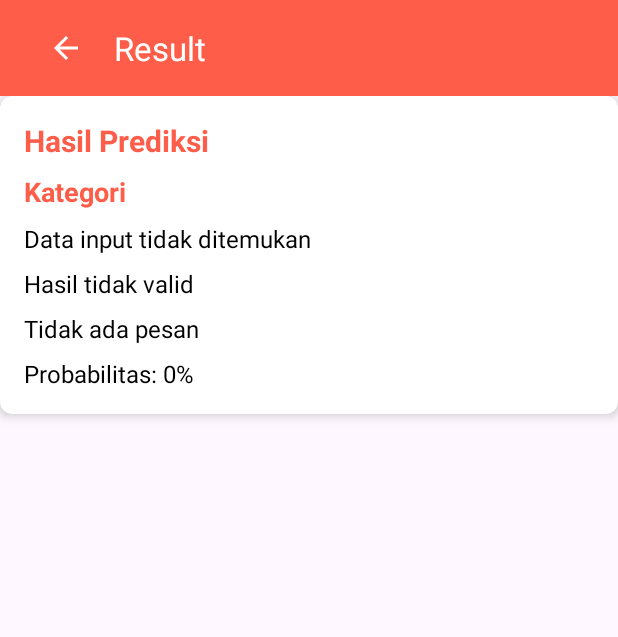
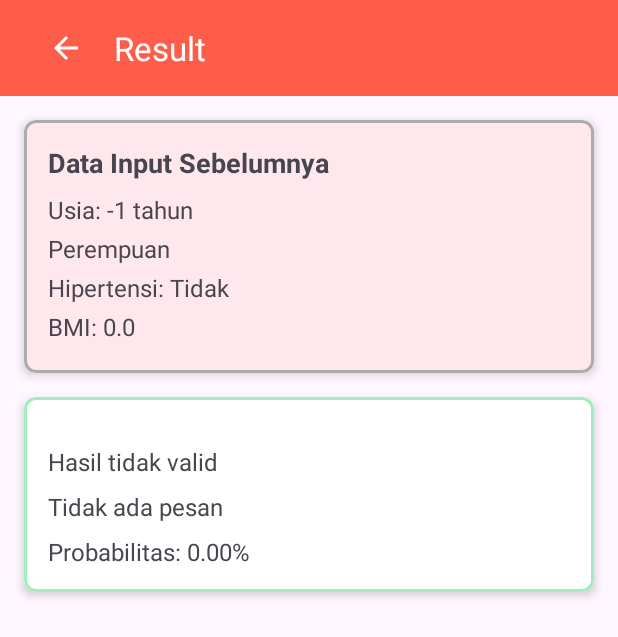
Before and after one commit to DiaCheck-C242-PS207/DiaCheck-MD, an Android app: the DetailActivity screen opened directly, with no data from a screen before it, on a phone screen of 412 x 824 dp. Shown: the top 637 px of the screen. Run offline under Robolectric (Android 15) with nearby library versions, the phone set to English and light mode, and no system bars; our stand-ins replace CircleImageView; network calls fail.

Commit message:
Update UI DetailActivity

```diff
--- a/app/src/main/java/com/project/diacheck/ui/detail/DetailActivity.kt
+++ b/app/src/main/java/com/project/diacheck/ui/detail/DetailActivity.kt
@@ -1,5 +1,6 @@
 package com.project.diacheck.ui.detail
 
+import android.annotation.SuppressLint
 import android.os.Bundle
 import android.util.Log
 import android.widget.TextView
@@ -12,27 +13,41 @@ import com.project.diacheck.databinding.ActivityDetailBinding
 import com.project.diacheck.ml.DiabetesClassifierHelper
 import com.project.diacheck.ui.ViewModelFactory
 import com.project.diacheck.ui.form.FormViewModel
+import com.google.android.material.card.MaterialCardView
 
 class DetailActivity : AppCompatActivity() {
     private lateinit var binding: ActivityDetailBinding
-    private lateinit var diabetesClassifier: DiabetesClassifierHelper
+//    private lateinit var diabetesClassifier: DiabetesClassifierHelper
     private lateinit var formViewModel: FormViewModel
 
+    @SuppressLint("DefaultLocale")
     override fun onCreate(savedInstanceState: Bundle?) {
         super.onCreate(savedInstanceState)
 
         binding = ActivityDetailBinding.inflate(layoutInflater)
         setContentView(binding.root)
 
-        // Ambil data dari Intent
+        // Ambil data input dari Intent
+        val age = intent.getFloatExtra("input_age", -1f).toInt()
+        val gender = intent.getFloatExtra("input_gender", 0f)
+        val hypertension = intent.getBooleanExtra("input_hypertension", false)
+        val bmi = intent.getFloatExtra("input_bmi", 0f)
+
+        // Atur teks di cardInput
+        binding.textViewInputAge.text = "Usia: $age tahun"
+        binding.textViewInputGender.text = if (gender == 1f) "Laki-laki" else "Perempuan"
+        binding.textViewInputHypertension.text = "Hipertensi: ${if (hypertension) "Ya" else "Tidak"}"
+        binding.textViewInputBMI.text = "BMI: $bmi"
+
         val prediction = intent.getIntExtra("prediction", -1)
         val predictionMessage = intent.getStringExtra("prediction_message")
         val predictionProbability = intent.getFloatExtra("prediction_probability", 0f)
+        val formattedProbability = String.format("%.2f", predictionProbability)
 
-        // Tampilkan hasil ke UI
         val textViewPrediction = findViewById<TextView>(R.id.textViewPrediction)
         val textViewMessage = findViewById<TextView>(R.id.textViewMessage)
         val textViewProbability = findViewById<TextView>(R.id.textViewProbability)
+        val cardPrediction = findViewById<MaterialCardView>(R.id.cardPrediction)
 
         val predictionResult = if (prediction == 1) {
             "Terdeteksi diabetes"
@@ -42,95 +57,103 @@ class DetailActivity : AppCompatActivity() {
             "Hasil tidak valid"
         }
 
-// Set nilai ke TextView
         textViewPrediction.text = predictionResult
         textViewMessage.text = predictionMessage ?: "Tidak ada pesan"
-        textViewProbability.text = "Probabilitas: ${predictionProbability.toInt()}%"
+        textViewProbability.text = "Probabilitas: ${formattedProbability}%"
 
-        diabetesClassifier = DiabetesClassifierHelper(this)
+        val strokeColor = when {
+            predictionProbability in 0f..20f -> R.color.light_green
+            predictionProbability in 21f..50f -> R.color.light_yellow
+            predictionProbability in 51f..100f -> R.color.light_red
+            else -> R.color.gray
+        }
+
+        cardPrediction.setStrokeColor(ContextCompat.getColor(this, strokeColor))
+
+//        diabetesClassifier = DiabetesClassifierHelper(this)
 
         val factory = ViewModelFactory.getInstance(applicationContext)
         formViewModel = ViewModelProvider(this, factory).get(FormViewModel::class.java)
 
-        val inputData = intent.getFloatArrayExtra("PREDICTION_INPUT")
-        val formId = intent.getIntExtra(EXTRA_FORM_ID, 0)
-
-        if (formId != 0) {
-            formViewModel.getHistoryById(formId)
-            formViewModel.historyDetail.observe(this) { result ->
-                when (result) {
-                    is Result.Success -> {
-                        val history = result.data
-                        val predictionInputData = floatArrayOf(
-                            history.gender.toFloat(),
-                            history.age.toFloat(),
-                            history.hypertension.toFloat(),
-                            history.heartDisease.toFloat(),
-                            history.bmi,
-                            history.hbA1c,
-                            history.bloodGlucose
-                        )
-
-                        val predictionResult = diabetesClassifier.predict(predictionInputData)
-
-                        val predictionPercentage =
-                            predictionResult.replace("%", "").toIntOrNull() ?: 0
-
-                        val (category, explanation) = when {
-                            predictionPercentage in 0..10 -> "Tidak Berpotensi Diabetes" to "Risiko sangat rendah untuk terkena diabetes. Pola hidup sehat disarankan untuk mempertahankan kondisi ini."
-                            predictionPercentage in 11..20 -> "Tidak Berpotensi Diabetes" to "Risiko rendah. Terus pertahankan gaya hidup sehat, termasuk pola makan dan olahraga teratur."
-                            predictionPercentage in 21..30 -> "Kemungkinan Diabetes" to "Risiko mulai meningkat. Disarankan untuk melakukan pemeriksaan lebih lanjut dan menjaga pola makan yang seimbang."
-                            predictionPercentage in 31..40 -> "Kemungkinan Diabetes" to "Risiko sedang. Perlu konsultasi dengan dokter untuk mendapatkan rekomendasi terkait gaya hidup dan pengawasan kesehatan."
-                            predictionPercentage in 41..50 -> "Diabetes Ringan" to "Tanda-tanda awal diabetes terlihat. Anda perlu menjaga pola makan dan melakukan pemeriksaan rutin untuk menghindari komplikasi."
-                            predictionPercentage in 51..60 -> "Diabetes Ringan" to "Risiko diabetes semakin nyata. Disarankan untuk memonitor kadar gula darah secara rutin dan mengikuti saran medis."
-                            predictionPercentage in 61..70 -> "Diabetes Sedang" to "Terdapat gejala awal diabetes yang cukup signifikan. Pemeriksaan lebih lanjut dan perubahan gaya hidup sangat diperlukan."
-                            predictionPercentage in 71..80 -> "Diabetes Berat" to "Risiko tinggi terkena diabetes kronis. Anda harus segera berkonsultasi dengan dokter untuk pengelolaan penyakit yang tepat."
-                            predictionPercentage in 81..90 -> "Diabetes Berat" to "Kemungkinan besar diabetes sudah ada. Perawatan medis segera diperlukan untuk mencegah komplikasi lebih lanjut."
-                            predictionPercentage in 91..100 -> "Diabetes Kronis" to "Kondisi diabetes sudah sangat serius. Anda perlu segera mendapatkan pengobatan dan perawatan jangka panjang."
-                            else -> "Invalid Result" to "Data tidak valid. Silakan coba lagi."
-                        }
-
-                        binding.tvResult.text = "Hasil Prediksi: $predictionResult"
-                        binding.tvCategory.text = "Kategori: $category"
-                        binding.tvExplanation.text = "Penjelasan: $explanation"
-                    }
-
-                    is Result.Error -> {
-                        Log.e("DetailActivity", "Error: Data is invalid")
-                    }
-
-                    is Result.Loading -> {
-
-                    }
-                }
-            }
-        }
-
-        if (inputData != null) {
-            val predictionResult = diabetesClassifier.predict(inputData)
-
-            val predictionPercentage = predictionResult.replace("%", "").toIntOrNull() ?: 0
-
-            val (category, explanation) = when {
-                predictionPercentage in 0..10 -> "Tidak Berpotensi Diabetes" to "Risiko sangat rendah untuk terkena diabetes. Pola hidup sehat disarankan untuk mempertahankan kondisi ini."
-                predictionPercentage in 11..20 -> "Tidak Berpotensi Diabetes" to "Risiko rendah. Terus pertahankan gaya hidup sehat, termasuk pola makan dan olahraga teratur."
-                predictionPercentage in 21..30 -> "Kemungkinan Diabetes" to "Risiko mulai meningkat. Disarankan untuk melakukan pemeriksaan lebih lanjut dan menjaga pola makan yang seimbang."
-                predictionPercentage in 31..40 -> "Kemungkinan Diabetes" to "Risiko sedang. Perlu konsultasi dengan dokter untuk mendapatkan rekomendasi terkait gaya hidup dan pengawasan kesehatan."
-                predictionPercentage in 41..50 -> "Diabetes Ringan" to "Tanda-tanda awal diabetes terlihat. Anda perlu menjaga pola makan dan melakukan pemeriksaan rutin untuk menghindari komplikasi."
-                predictionPercentage in 51..60 -> "Diabetes Ringan" to "Risiko diabetes semakin nyata. Disarankan untuk memonitor kadar gula darah secara rutin dan mengikuti saran medis."
-                predictionPercentage in 61..70 -> "Diabetes Sedang" to "Terdapat gejala awal diabetes yang cukup signifikan. Pemeriksaan lebih lanjut dan perubahan gaya hidup sangat diperlukan."
-                predictionPercentage in 71..80 -> "Diabetes Berat" to "Risiko tinggi terkena diabetes kronis. Anda harus segera berkonsultasi dengan dokter untuk pengelolaan penyakit yang tepat."
-                predictionPercentage in 81..90 -> "Diabetes Berat" to "Kemungkinan besar diabetes sudah ada. Perawatan medis segera diperlukan untuk mencegah komplikasi lebih lanjut."
-                predictionPercentage in 91..100 -> "Diabetes Kronis" to "Kondisi diabetes sudah sangat serius. Anda perlu segera mendapatkan pengobatan dan perawatan jangka panjang."
-                else -> "Invalid Result" to "Data tidak valid. Silakan coba lagi."
-            }
-
-            binding.tvResult.text = "Hasil Prediksi: $predictionResult"
-            binding.tvCategory.text = "Kategori: $category"
-            binding.tvExplanation.text = "Penjelasan: $explanation"
-        } else {
-            binding.tvExplanation.text = "Data input tidak ditemukan"
-        }
+//        val inputData = intent.getFloatArrayExtra("PREDICTION_INPUT")
+//        val formId = intent.getIntExtra(EXTRA_FORM_ID, 0)
+//
+//        if (formId != 0) {
+//            formViewModel.getHistoryById(formId)
+//            formViewModel.historyDetail.observe(this) { result ->
+//                when (result) {
+//                    is Result.Success -> {
+//                        val history = result.data
+//                        val predictionInputData = floatArrayOf(
+//                            history.gender.toFloat(),
+//                            history.age.toFloat(),
+//                            history.hypertension.toFloat(),
+//                            history.heartDisease.toFloat(),
+//                            history.bmi,
+//                            history.hbA1c,
+//                            history.bloodGlucose
+//                        )
+//
+//                        val predictionResult = diabetesClassifier.predict(predictionInputData)
+//
+//                        val predictionPercentage =
+//                            predictionResult.replace("%", "").toIntOrNull() ?: 0
+//
+//                        val (category, explanation) = when {
+//                            predictionPercentage in 0..10 -> "Tidak Berpotensi Diabetes" to "Risiko sangat rendah untuk terkena diabetes. Pola hidup sehat disarankan untuk mempertahankan kondisi ini."
+//                            predictionPercentage in 11..20 -> "Tidak Berpotensi Diabetes" to "Risiko rendah. Terus pertahankan gaya hidup sehat, termasuk pola makan dan olahraga teratur."
+//                            predictionPercentage in 21..30 -> "Kemungkinan Diabetes" to "Risiko mulai meningkat. Disarankan untuk melakukan pemeriksaan lebih lanjut dan menjaga pola makan yang seimbang."
+//                            predictionPercentage in 31..40 -> "Kemungkinan Diabetes" to "Risiko sedang. Perlu konsultasi dengan dokter untuk mendapatkan rekomendasi terkait gaya hidup dan pengawasan kesehatan."
+//                            predictionPercentage in 41..50 -> "Diabetes Ringan" to "Tanda-tanda awal diabetes terlihat. Anda perlu menjaga pola makan dan melakukan pemeriksaan rutin untuk menghindari komplikasi."
+//                            predictionPercentage in 51..60 -> "Diabetes Ringan" to "Risiko diabetes semakin nyata. Disarankan untuk memonitor kadar gula darah secara rutin dan mengikuti saran medis."
+//                            predictionPercentage in 61..70 -> "Diabetes Sedang" to "Terdapat gejala awal diabetes yang cukup signifikan. Pemeriksaan lebih lanjut dan perubahan gaya hidup sangat diperlukan."
+//                            predictionPercentage in 71..80 -> "Diabetes Berat" to "Risiko tinggi terkena diabetes kronis. Anda harus segera berkonsultasi dengan dokter untuk pengelolaan penyakit yang tepat."
+//                            predictionPercentage in 81..90 -> "Diabetes Berat" to "Kemungkinan besar diabetes sudah ada. Perawatan medis segera diperlukan untuk mencegah komplikasi lebih lanjut."
+//                            predictionPercentage in 91..100 -> "Diabetes Kronis" to "Kondisi diabetes sudah sangat serius. Anda perlu segera mendapatkan pengobatan dan perawatan jangka panjang."
+//                            else -> "Invalid Result" to "Data tidak valid. Silakan coba lagi."
+//                        }
+//
+//                        binding.tvResult.text = "Hasil Prediksi: $predictionResult"
+//                        binding.tvCategory.text = "Kategori: $category"
+//                        binding.tvExplanation.text = "Penjelasan: $explanation"
+//                    }
+//
+//                    is Result.Error -> {
+//                        Log.e("DetailActivity", "Error: Data is invalid")
+//                    }
+//
+//                    is Result.Loading -> {
+//
+//                    }
+//                }
+//            }
+//        }
+//
+//        if (inputData != null) {
+//            val predictionResult = diabetesClassifier.predict(inputData)
+//
+//            val predictionPercentage = predictionResult.replace("%", "").toIntOrNull() ?: 0
+//
+//            val (category, explanation) = when {
+//                predictionPercentage in 0..10 -> "Tidak Berpotensi Diabetes" to "Risiko sangat rendah untuk terkena diabetes. Pola hidup sehat disarankan untuk mempertahankan kondisi ini."
+//                predictionPercentage in 11..20 -> "Tidak Berpotensi Diabetes" to "Risiko rendah. Terus pertahankan gaya hidup sehat, termasuk pola makan dan olahraga teratur."
+//                predictionPercentage in 21..30 -> "Kemungkinan Diabetes" to "Risiko mulai meningkat. Disarankan untuk melakukan pemeriksaan lebih lanjut dan menjaga pola makan yang seimbang."
+//                predictionPercentage in 31..40 -> "Kemungkinan Diabetes" to "Risiko sedang. Perlu konsultasi dengan dokter untuk mendapatkan rekomendasi terkait gaya hidup dan pengawasan kesehatan."
+//                predictionPercentage in 41..50 -> "Diabetes Ringan" to "Tanda-tanda awal diabetes terlihat. Anda perlu menjaga pola makan dan melakukan pemeriksaan rutin untuk menghindari komplikasi."
+//                predictionPercentage in 51..60 -> "Diabetes Ringan" to "Risiko diabetes semakin nyata. Disarankan untuk memonitor kadar gula darah secara rutin dan mengikuti saran medis."
+//                predictionPercentage in 61..70 -> "Diabetes Sedang" to "Terdapat gejala awal diabetes yang cukup signifikan. Pemeriksaan lebih lanjut dan perubahan gaya hidup sangat diperlukan."
+//                predictionPercentage in 71..80 -> "Diabetes Berat" to "Risiko tinggi terkena diabetes kronis. Anda harus segera berkonsultasi dengan dokter untuk pengelolaan penyakit yang tepat."
+//                predictionPercentage in 81..90 -> "Diabetes Berat" to "Kemungkinan besar diabetes sudah ada. Perawatan medis segera diperlukan untuk mencegah komplikasi lebih lanjut."
+//                predictionPercentage in 91..100 -> "Diabetes Kronis" to "Kondisi diabetes sudah sangat serius. Anda perlu segera mendapatkan pengobatan dan perawatan jangka panjang."
+//                else -> "Invalid Result" to "Data tidak valid. Silakan coba lagi."
+//            }
+//
+//            binding.tvResult.text = "Hasil Prediksi: $predictionResult"
+//            binding.tvCategory.text = "Kategori: $category"
+//            binding.tvExplanation.text = "Penjelasan: $explanation"
+//        } else {
+//            binding.tvExplanation.text = "Data input tidak ditemukan"
+//        }
 
         val toolbar = findViewById<androidx.appcompat.widget.Toolbar>(R.id.toolbar)
         setSupportActionBar(toolbar)
--- a/app/src/main/java/com/project/diacheck/ui/profile/ProfileFragment.kt
+++ b/app/src/main/java/com/project/diacheck/ui/profile/ProfileFragment.kt
@@ -57,7 +57,6 @@ class ProfileFragment : Fragment() {
     override fun onCreate(savedInstanceState: Bundle?) {
         super.onCreate(savedInstanceState)
 
-        // Registrasi Permission Launcher
         permissionLauncher = registerForActivityResult(
             ActivityResultContracts.RequestPermission()
         ) { isGranted ->
--- a/app/src/main/res/layout/activity_detail.xml
+++ b/app/src/main/res/layout/activity_detail.xml
@@ -22,17 +22,18 @@
         android:paddingStart="16dp"
         android:paddingEnd="16dp" />
 
-    <!-- Prediction Result Card -->
-    <androidx.cardview.widget.CardView
-        android:id="@+id/cardPrediction"
+    <com.google.android.material.card.MaterialCardView
+        android:id="@+id/cardInput"
         android:layout_width="0dp"
         android:layout_height="wrap_content"
+        android:layout_margin="16dp"
         app:layout_constraintTop_toBottomOf="@id/toolbar"
         app:layout_constraintStart_toStartOf="parent"
         app:layout_constraintEnd_toEndOf="parent"
         app:cardCornerRadius="8dp"
         app:cardElevation="4dp"
-        app:cardBackgroundColor="@color/white">
+        app:strokeWidth="2dp"
+        app:strokeColor="@color/gray">
 
         <LinearLayout
             android:layout_width="match_parent"
@@ -40,35 +41,76 @@
             android:orientation="vertical"
             android:padding="16dp">
 
-            <!-- Prediction Text -->
             <TextView
-                android:id="@+id/tvResult"
                 android:layout_width="wrap_content"
                 android:layout_height="wrap_content"
-                android:text="Hasil Prediksi"
-                android:textSize="20sp"
-                android:textColor="@color/orange"
-                android:textStyle="bold" />
+                android:text="Data Input Sebelumnya"
+                android:textSize="18sp"
+                android:textStyle="bold"
+                android:layout_marginBottom="8dp" />
 
-            <!-- Category -->
             <TextView
-                android:id="@+id/tvCategory"
+                android:id="@+id/textViewInputAge"
                 android:layout_width="wrap_content"
                 android:layout_height="wrap_content"
-                android:text="Kategori"
-                android:textSize="18sp"
-                android:textColor="@color/orange"
-                android:layout_marginTop="8dp"
-                android:textStyle="bold" />
+                android:text="Usia: 30 tahun"
+                android:textSize="16sp"
+                android:layout_marginBottom="4dp" />
 
-            <!-- Explanation -->
             <TextView
-                android:id="@+id/tvExplanation"
+                android:id="@+id/textViewInputGender"
                 android:layout_width="wrap_content"
                 android:layout_height="wrap_content"
-                android:text="Penjelasan"
+                android:text="Jenis Kelamin: Laki-laki"
                 android:textSize="16sp"
-                android:textColor="@android:color/black"
+                android:layout_marginBottom="4dp" />
+
+            <TextView
+                android:id="@+id/textViewInputHypertension"
+                android:layout_width="wrap_content"
+                android:layout_height="wrap_content"
+                android:text="Hipertensi: Tidak"
+                android:textSize="16sp"
+                android:layout_marginBottom="4dp" />
+
+            <TextView
+                android:id="@+id/textViewInputBMI"
+                android:layout_width="wrap_content"
+                android:layout_height="wrap_content"
+                android:text="BMI: 25.0"
+                android:textSize="16sp"
+                android:layout_marginBottom="4dp" />
+        </LinearLayout>
+    </com.google.android.material.card.MaterialCardView>
+
+
+    <!-- Prediction Result Card -->
+    <com.google.android.material.card.MaterialCardView
+        android:id="@+id/cardPrediction"
+        style="@style/CardView"
+        android:layout_width="0dp"
+        android:layout_height="wrap_content"
+        android:layout_margin="16dp"
+        app:layout_constraintTop_toBottomOf="@id/cardInput"
+        app:layout_constraintStart_toStartOf="parent"
+        app:layout_constraintEnd_toEndOf="parent"
+        app:cardCornerRadius="8dp"
+        app:cardElevation="4dp"
+        app:strokeWidth="2dp"
+        app:strokeColor="@color/gray">
+
+        <LinearLayout
+            android:layout_width="match_parent"
+            android:layout_height="wrap_content"
+            android:orientation="vertical"
+            android:padding="16dp">
+
+            <ImageView
+                android:id="@+id/imageView"
+                android:layout_width="wrap_content"
+                android:layout_height="wrap_content"
+                android:text="Image"
+                android:textSize="16sp"
                 android:layout_marginTop="8dp" />
 
             <TextView
@@ -77,7 +119,6 @@
                 android:layout_height="wrap_content"
                 android:text="Penjelasan"
                 android:textSize="16sp"
-                android:textColor="@android:color/black"
                 android:layout_marginTop="8dp" />
 
             <TextView
@@ -86,7 +127,6 @@
                 android:layout_height="wrap_content"
                 android:text="Penjelasan"
                 android:textSize="16sp"
-                android:textColor="@android:color/black"
                 android:layout_marginTop="8dp" />
 
             <TextView
@@ -95,9 +135,8 @@
                 android:layout_height="wrap_content"
                 android:text="Penjelasan"
                 android:textSize="16sp"
-                android:textColor="@android:color/black"
                 android:layout_marginTop="8dp" />
         </LinearLayout>
-    </androidx.cardview.widget.CardView>
+    </com.google.android.material.card.MaterialCardView>
 
 </androidx.constraintlayout.widget.ConstraintLayout>
--- a/app/src/main/res/values-night/themes.xml
+++ b/app/src/main/res/values-night/themes.xml
@@ -13,6 +13,10 @@
         <item name="android:navigationBarColor">@color/black_1</item>
 
         <item name="tabIndicatorColor">@color/dot_selected_color</item>
+    </style>
+
+    <style name="CardViewStyle">
+        <item name="backgroundColor">@color/black_1</item>
     </style>
 
     <style name="BottomNavStyle" parent="Widget.Material3.BottomNavigationView">
--- a/app/src/main/res/values/colors.xml
+++ b/app/src/main/res/values/colors.xml
@@ -15,4 +15,7 @@
     <color name="unselected_color">#FE5E49</color>
     <color name="dot_selected_color">#EF4138</color>
     <color name="dot_unselected_color">#FE5E49</color>
+    <color name="light_green">#A1EEBD</color>
+    <color name="light_yellow">#FEFFA7</color>
+    <color name="light_red">#ff4a3d</color>
 </resources>
--- a/app/src/main/res/values/themes.xml
+++ b/app/src/main/res/values/themes.xml
@@ -23,6 +23,10 @@
         <item name="android:background">@drawable/search</item>
         <item name="android:textColor">@color/white</item>
         <item name="android:textColorHint">@color/white</item>
+    </style>
+
+    <style name="CardViewStyle">
+        <item name="backgroundColor">@color/white</item>
     </style>
 
     <style name="FloatingButtonStyle" parent="Widget.Material3.FloatingActionButton.Primary">
--- a/gradle/libs.versions.toml
+++ b/gradle/libs.versions.toml
@@ -1,5 +1,5 @@
 [versions]
-agp = "8.6.0"
+agp = "8.5.0"
 kotlin = "1.9.0"
 coreKtx = "1.15.0"
 junit = "4.13.2"
```
Also changed, not shown: app/src/main/java/com/project/diacheck/data/remote/response/Response.kt (deleted, +0 -18 lines), app/src/main/java/com/project/diacheck/data/remote/response/Response1.kt (deleted, +0 -33 lines), app/src/main/java/com/project/diacheck/ui/detail/AddFormActivity.kt (+21 -10 lines), app/src/main/java/com/project/diacheck/ui/home/HomeFragment.kt (+29 -14 lines), app/src/main/res/layout/fragment_home.xml (+0 -13 lines).
